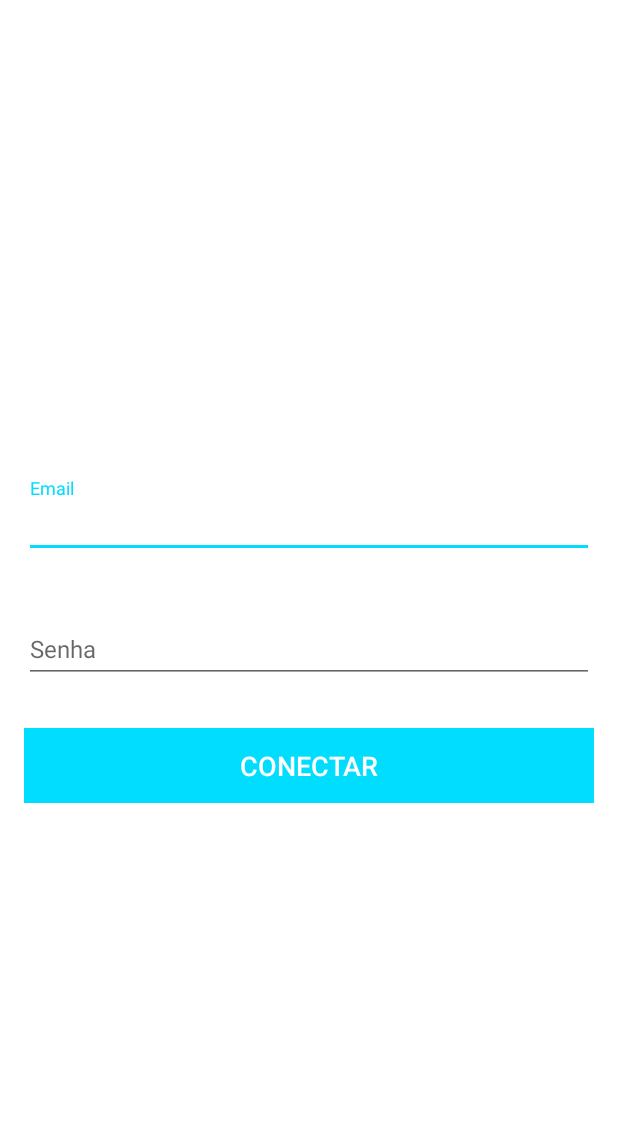
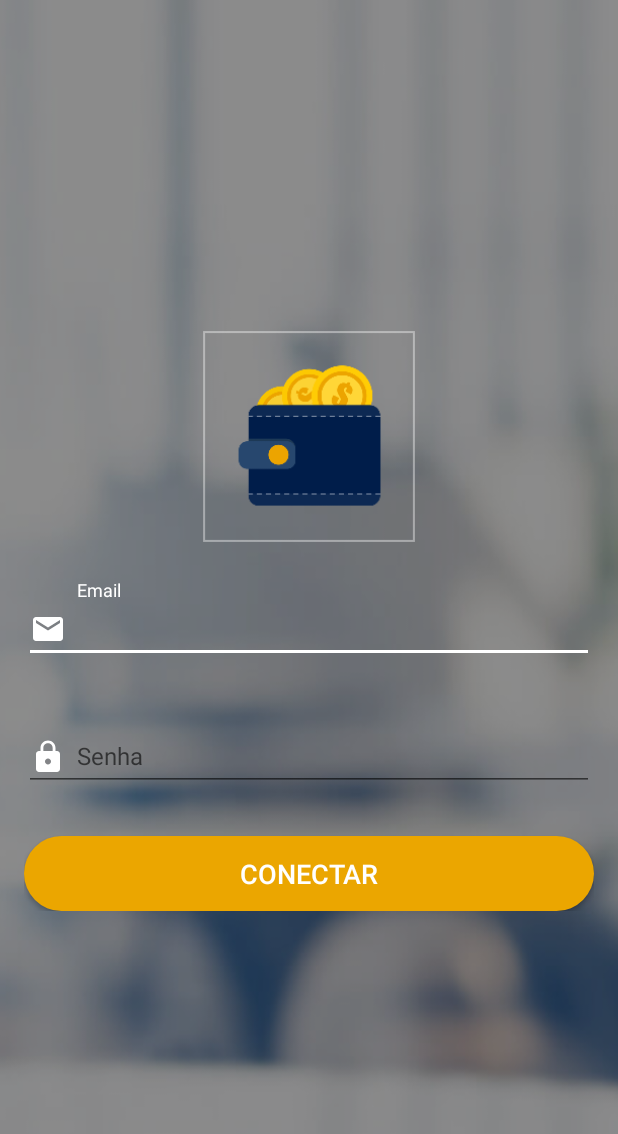
Before and after one commit to rodrigohenriques/hackathon-m4u-portador, an Android app: the LoginActivity screen opened directly, with no data from a screen before it, on a phone screen of 412 x 824 dp. Shown: the top 1134 px of the screen. Run offline under Robolectric (Android 15) with nearby library versions, the light colour scheme and no system bars; our stand-ins replace ButterKnife.

Commit message:
Change login layout.

```diff
--- /dev/null
+++ b/app/src/main/res/drawable/ic_lock_black_24dp.xml
@@ -0,0 +1,9 @@
+<vector xmlns:android="http://schemas.android.com/apk/res/android"
+        android:width="24dp"
+        android:height="24dp"
+        android:viewportWidth="24.0"
+        android:viewportHeight="24.0">
+    <path
+        android:fillColor="@android:color/white"
+        android:pathData="M18,8h-1L17,6c0,-2.76 -2.24,-5 -5,-5S7,3.24 7,6v2L6,8c-1.1,0 -2,0.9 -2,2v10c0,1.1 0.9,2 2,2h12c1.1,0 2,-0.9 2,-2L20,10c0,-1.1 -0.9,-2 -2,-2zM12,17c-1.1,0 -2,-0.9 -2,-2s0.9,-2 2,-2 2,0.9 2,2 -0.9,2 -2,2zM15.1,8L8.9,8L8.9,6c0,-1.71 1.39,-3.1 3.1,-3.1 1.71,0 3.1,1.39 3.1,3.1v2z"/>
+</vector>
--- /dev/null
+++ b/app/src/main/res/drawable/ic_mail_black_24dp.xml
@@ -0,0 +1,9 @@
+<vector xmlns:android="http://schemas.android.com/apk/res/android"
+        android:width="24dp"
+        android:height="24dp"
+        android:viewportWidth="24.0"
+        android:viewportHeight="24.0">
+    <path
+        android:fillColor="@android:color/white"
+        android:pathData="M20,4L4,4c-1.1,0 -1.99,0.9 -1.99,2L2,18c0,1.1 0.9,2 2,2h16c1.1,0 2,-0.9 2,-2L22,6c0,-1.1 -0.9,-2 -2,-2zM20,8l-8,5 -8,-5L4,6l8,5 8,-5v2z"/>
+</vector>
--- a/app/src/main/res/layout/activity_login.xml
+++ b/app/src/main/res/layout/activity_login.xml
@@ -3,7 +3,7 @@
     xmlns:tools="http://schemas.android.com/tools"
     android:layout_width="match_parent"
     android:layout_height="match_parent"
-    android:background="@android:color/white"
+    android:background="@drawable/background"
     android:fitsSystemWindows="true"
     android:padding="@dimen/activity_horizontal_margin"
     tools:context=".ui.activity.RegisterActivity">
@@ -12,22 +12,32 @@
         android:layout_width="match_parent"
         android:layout_height="wrap_content"
         android:layout_centerInParent="true"
+        android:gravity="center"
         android:orientation="vertical">
+
+        <ImageView
+            android:layout_width="150dp"
+            android:layout_height="150dp"
+            android:background="@drawable/icone_login" />
 
         <android.support.design.widget.TextInputLayout
             android:layout_width="match_parent"
             android:layout_height="wrap_content"
-            android:layout_marginTop="30dp">
+            android:layout_marginTop="20dp">
 
             <EditText
                 android:id="@+id/emailField"
                 android:layout_width="match_parent"
                 android:layout_height="wrap_content"
+                android:drawableLeft="@drawable/ic_mail_black_24dp"
+                android:drawablePadding="7dp"
+                android:foregroundTint="@android:color/white"
                 android:hint="Email"
-                android:imeOptions="actionDone"
+                android:imeOptions="actionNext"
                 android:inputType="number"
                 android:maxLength="4"
                 android:singleLine="true"
+                android:textColor="@android:color/white"
                 android:textSize="@dimen/size_1" />
 
 
@@ -42,11 +52,16 @@
                 android:id="@+id/passwordConfirmationField"
                 android:layout_width="match_parent"
                 android:layout_height="wrap_content"
+                android:drawableLeft="@drawable/ic_lock_black_24dp"
+                android:drawablePadding="7dp"
+                android:foregroundTint="@android:color/white"
                 android:hint="Senha"
                 android:imeOptions="actionDone"
                 android:inputType="number"
                 android:maxLength="4"
                 android:singleLine="true"
+                android:textColor="@android:color/white"
+                android:textColorHint="@android:color/white"
                 android:textSize="@dimen/size_1" />
 
 
@@ -58,10 +73,11 @@
             android:layout_height="50dp"
             android:layout_alignParentBottom="true"
             android:layout_marginTop="30dp"
-            android:background="@android:color/holo_blue_bright"
+            android:background="@drawable/oval_button_yellow"
             android:gravity="center"
             android:text="CONECTAR"
             android:textColor="@android:color/white"
+            android:textColorHint="@android:color/white"
             android:textSize="@dimen/size_2" />
 
     </LinearLayout>
--- a/app/src/main/res/values/colors.xml
+++ b/app/src/main/res/values/colors.xml
@@ -2,7 +2,7 @@
 <resources>
     <color name="colorPrimary">#001B4D</color>
     <color name="colorPrimaryDark">#303F9F</color>
-    <color name="colorAccent">@android:color/holo_blue_bright</color>
+    <color name="colorAccent">@android:color/white</color>
 
     <color name="yellow">#EBA600</color>
 
```
Also changed, not shown: app/src/main/res/drawable-xxhdpi/icone_login.png (added), app/src/main/res/drawable/icone_login.png (added).
